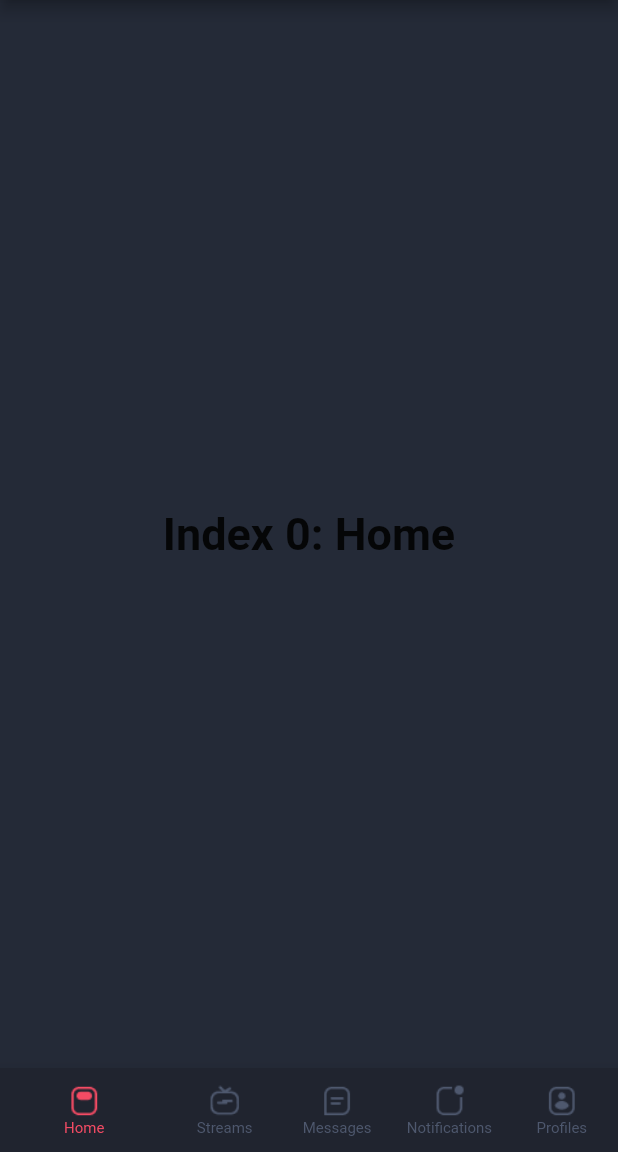
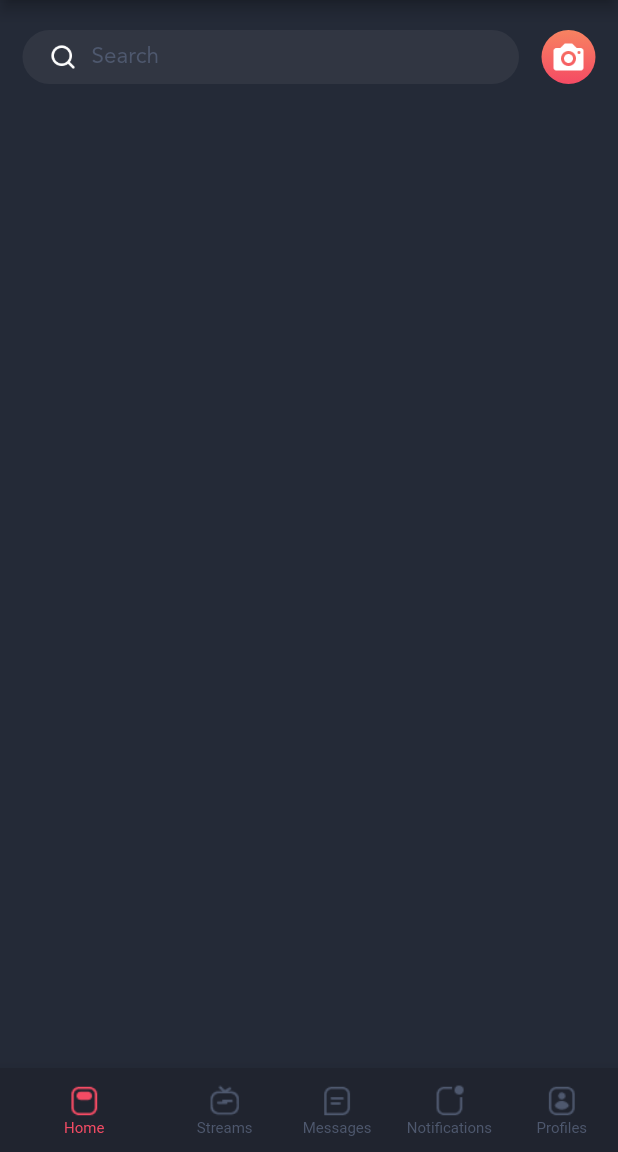
Before and after one commit to tuconghieu1998/new_feeds, a Flutter app: the MainApp screen opened by its route, on a phone screen of 412 x 824 dp, the part 84-1236 px from its top. Run offline on Flutter 3.47's test engine with Material 2 defaults, Android fonts, the phone set to English and light mode, and no system bars; our stand-ins replace dio, flutter_svg, image_gallery_saver, overlay_support.

Commit message:
top bar home page

```diff
--- /dev/null
+++ b/lib/common/widgets/stateful/search_bar.dart
@@ -0,0 +1,48 @@
+import 'package:flutter/material.dart';
+import 'package:news_feed/themes/app_colors.dart';
+import 'package:news_feed/themes/styles_text.dart';
+import 'package:news_feed/utils/asset_utils.dart';
+
+class SearchBar extends StatefulWidget {
+  const SearchBar({super.key});
+
+  @override
+  State<SearchBar> createState() => _SearchBarState();
+}
+
+class _SearchBarState extends State<SearchBar> {
+  @override
+  Widget build(BuildContext context) {
+    return Container(
+        height: 36,
+        decoration: BoxDecoration(
+          color: AppColor.backgroundSearchBar,
+          borderRadius: BorderRadius.circular(18),
+        ),
+        child: Row(
+          crossAxisAlignment: CrossAxisAlignment.center,
+          children: [
+            const SizedBox(width: 15,),
+            GestureDetector(
+              child: const ImageIcon(AssetImage(AssetUtils.icoSearch),
+                  size: 24, color: Colors.white),
+            ),
+            Expanded(
+              child: TextField(
+                decoration: InputDecoration(
+                  contentPadding: const EdgeInsets.only(left: 7, right: 20),
+                    hintText: 'Search',
+                    hintStyle: AppStylesText.body15
+                        .copyWith(color: AppColor.unselectItems),
+                    border: const OutlineInputBorder(
+                      borderSide: BorderSide.none
+                    ),
+                    focusColor: Colors.black
+                ),
+                style: AppStylesText.body15,
+              ),
+            )
+          ],
+        ));
+  }
+}
--- /dev/null
+++ b/lib/common/widgets/stateless/circle_icon_button.dart
@@ -0,0 +1,27 @@
+import 'package:flutter/material.dart';
+import 'package:news_feed/themes/app_colors.dart';
+import 'package:news_feed/utils/asset_utils.dart';
+
+class CircleIconButton extends StatelessWidget {
+  const CircleIconButton({super.key, this.buttonSize, this.iconSize, this.onTap, this.iconString});
+  final double? buttonSize;
+  final double? iconSize;
+  final Function()? onTap;
+  final String? iconString;
+
+  @override
+  Widget build(BuildContext context) {
+    return GestureDetector(
+        onTap: () {},
+        child: Container(
+          width: buttonSize ?? 36,
+          height: buttonSize ?? 36,
+          decoration: BoxDecoration(
+            gradient: AppColor.pink,
+            borderRadius: BorderRadius.circular(buttonSize ?? 36),
+          ),
+          child: ImageIcon(AssetImage(iconString ?? AssetUtils.icoCamera),
+              size: iconSize ?? 24, color: Colors.white),
+        ));
+  }
+}
--- a/lib/common_widget_screen.dart
+++ b/lib/common_widget_screen.dart
@@ -1,5 +1,7 @@
 import 'package:flutter/material.dart';
+import 'package:news_feed/common/widgets/stateful/search_bar.dart';
 import 'package:news_feed/common/widgets/stateless/avatar.dart';
+import 'package:news_feed/common/widgets/stateless/circle_icon_button.dart';
 import 'package:news_feed/common/widgets/stateless/divide.dart';
 import 'package:news_feed/common/widgets/stateless/top_bar_widget.dart';
 import 'package:news_feed/themes/styles_text.dart';
@@ -57,6 +59,9 @@ class _CommonWidgetScreenState extends State<CommonWidgetScreen> {
               SizedBox(height: 20,),
               Divide(height: 1, color: Colors.white),
               SizedBox(height: 20,),
+              SearchBar(),
+              SizedBox(height: 20,),
+              CircleIconButton()
             ]),
           ),
           ),
--- /dev/null
+++ b/lib/modules/home/pages/home_page.dart
@@ -0,0 +1,31 @@
+import 'package:flutter/cupertino.dart';
+import 'package:flutter/src/widgets/container.dart';
+import 'package:flutter/src/widgets/framework.dart';
+import 'package:news_feed/common/widgets/stateful/search_bar.dart';
+import 'package:news_feed/common/widgets/stateless/circle_icon_button.dart';
+
+class HomePage extends StatefulWidget {
+  const HomePage({super.key});
+  @override
+  State<HomePage> createState() => _HomePageState();
+}
+
+class _HomePageState extends State<HomePage> {
+  @override
+  Widget build(BuildContext context) {
+    return Column(
+      children: [
+        Container(
+          padding: const EdgeInsets.symmetric(horizontal: 15, vertical: 20),
+          child: Row(
+            children: const [
+              Expanded(child: SearchBar()),
+              SizedBox(width: 15,),
+              CircleIconButton()
+            ],
+          ),
+        )
+      ],
+    );
+  }
+}
--- /dev/null
+++ b/lib/modules/home/widgets/search_bar_widget.dart
@@ -0,0 +1,21 @@
+import 'package:flutter/cupertino.dart';
+import 'package:flutter/src/widgets/container.dart';
+import 'package:flutter/src/widgets/framework.dart';
+
+class SearchBarWidget extends StatefulWidget {
+  const SearchBarWidget({super.key});
+
+  @override
+  State<SearchBarWidget> createState() => _SearchBarWidgetState();
+}
+
+class _SearchBarWidgetState extends State<SearchBarWidget> {
+  @override
+  Widget build(BuildContext context) {
+    return Row(
+      children: [
+
+      ],
+    );
+  }
+}
--- a/lib/modules/main_app.dart
+++ b/lib/modules/main_app.dart
@@ -1,6 +1,7 @@
 import 'package:flutter/material.dart';
 import 'package:flutter/src/widgets/container.dart';
 import 'package:flutter/src/widgets/framework.dart';
+import 'package:news_feed/modules/home/pages/home_page.dart';
 import 'package:news_feed/modules/message/pages/list_message_page.dart';
 import 'package:news_feed/themes/app_colors.dart';
 import 'package:news_feed/utils/asset_utils.dart';
@@ -21,10 +22,7 @@ class _MainAppState extends State<MainApp> {
   static const TextStyle optionStyle =
       TextStyle(fontSize: 30, fontWeight: FontWeight.bold);
   static const List<Widget> _widgetOptions = <Widget>[
-    Text(
-      'Index 0: Home',
-      style: optionStyle,
-    ),
+    HomePage(),
     Text(
       'Index 1: Stream',
       style: optionStyle,
--- a/lib/themes/app_colors.dart
+++ b/lib/themes/app_colors.dart
@@ -5,6 +5,7 @@ class AppColor {
   static const Color backgroundBottomNavigation = Color(0xff20242F);
   static const Color unselectItems = Color(0xff4E586E);
   static const Color divideColor = Color(0xff242A37);
+  static const Color backgroundSearchBar = Color.fromRGBO(142, 142, 147, 0.12);
 
 
   static const Color blue = Color(0xff007AFF);
--- a/lib/utils/asset_utils.dart
+++ b/lib/utils/asset_utils.dart
@@ -8,6 +8,8 @@ class AssetUtils {
   static const String icoPlus = "assets/icons/ico_plus.png";
   static const String icoArrowLeft = "assets/icons/ico_arrow_left.png";
   static const String icoArrowRight = "assets/icons/ico_arrow_right.png";
+  static const String icoSearch = "assets/icons/ico_search.png";
+  static const String icoCamera = "assets/icons/ico_camera.png";
 
   // gif
   static const String gifLoading = "assets/gif/gif_loading.gif";
```
Also changed, not shown: assets/icons/2x/ico_camera.png (added), assets/icons/2x/ico_search.png (added), assets/icons/3x/ico_camera.png (added), assets/icons/ico_camera.png (added), assets/icons/ico_search.png (added).
